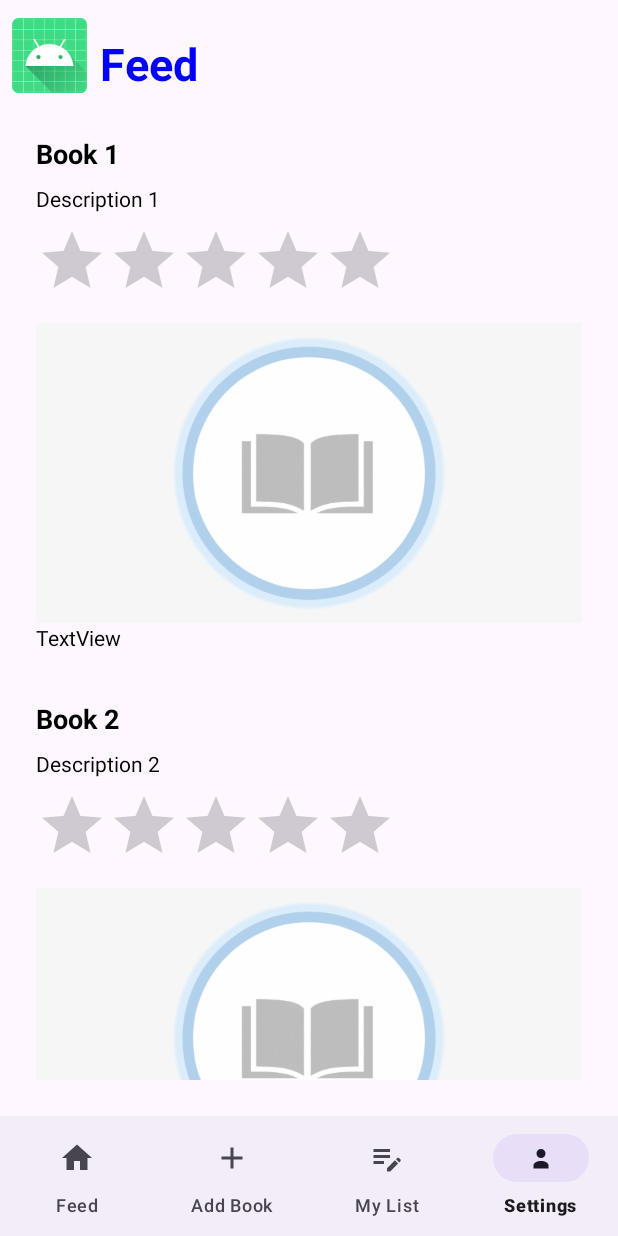
After one commit to DolevNoa/Bookworm, an Android app: the FeedFragment screen opened through its navigation route, on a phone screen of 412 x 824 dp. The commit adds this screen. Run offline under Robolectric (Android 15) with nearby library versions, the light colour scheme and no system bars; our stand-ins replace Firebase (no records; nobody signed in at launch, a user with empty details on screens opened directly), data binding, navigation-ui; pictures from the network do not load; 2 statements that could not run were skipped.

Commit message:
-added book post class -added feed adapter -added feed fragment -added a place holder photo in case of missing content -updated the nav graph to have the feed fragment as well

```diff
--- /dev/null
+++ b/app/src/main/java/com/example/bookworm/adapters/FeedAdapter.kt
@@ -0,0 +1,45 @@
+package com.example.bookworm.adapters
+
+import android.view.LayoutInflater
+import android.view.View
+import android.view.ViewGroup
+import android.widget.ImageView
+import android.widget.TextView
+import androidx.recyclerview.widget.RecyclerView
+import com.bumptech.glide.Glide
+import com.example.bookworm.R
+import com.example.bookworm.models.BookPost
+
+class FeedAdapter(private val bookPosts: List<BookPost>) : RecyclerView.Adapter<FeedAdapter.BookPostViewHolder>() {
+
+    override fun onCreateViewHolder(parent: ViewGroup, viewType: Int): BookPostViewHolder {
+        val view = LayoutInflater.from(parent.context).inflate(R.layout.fragment_book_post, parent, false)
+        return BookPostViewHolder(view)
+    }
+
+    override fun onBindViewHolder(holder: BookPostViewHolder, position: Int) {
+        val bookPost = bookPosts[position]
+        holder.bind(bookPost)
+    }
+
+    override fun getItemCount(): Int = bookPosts.size
+
+    class BookPostViewHolder(itemView: View) : RecyclerView.ViewHolder(itemView) {
+        private val titleView: TextView = itemView.findViewById(R.id.postTitle)
+        private val ratingView: TextView = itemView.findViewById(R.id.postRating)
+        private val descView: TextView = itemView.findViewById(R.id.postDescription)
+        private val imageView: ImageView = itemView.findViewById(R.id.postImage)
+
+        fun bind(bookPost: BookPost) {
+            titleView.text = bookPost.title
+            ratingView.text = bookPost.rating.toString()
+            descView.text = bookPost.desc
+
+            // Load image using Glide
+            Glide.with(itemView.context)
+                .load(bookPost.image) // URL or resource ID
+                .placeholder(R.drawable.placeholder_book_image) // Optional placeholder
+                .into(imageView)
+        }
+    }
+}
--- /dev/null
+++ b/app/src/main/java/com/example/bookworm/models/BookPost.kt
@@ -0,0 +1,12 @@
+package com.example.bookworm.models
+
+class BookPost(
+    public val title: String,
+    public val rating: Int,
+    public val desc: String,
+    public val image: String,
+    public val createdDate: String,
+    public val username: String
+) {
+
+}
--- /dev/null
+++ b/app/src/main/java/com/example/bookworm/ui/feed/FeedFragment.kt
@@ -0,0 +1,40 @@
+package com.example.bookworm.ui.feed
+
+import android.os.Bundle
+import android.view.LayoutInflater
+import android.view.View
+import android.view.ViewGroup
+import androidx.fragment.app.Fragment
+import androidx.recyclerview.widget.LinearLayoutManager
+import androidx.recyclerview.widget.RecyclerView
+import com.example.bookworm.R
+import com.example.bookworm.adapters.FeedAdapter
+import com.example.bookworm.models.BookPost
+
+class FeedFragment : Fragment() {
+
+    private lateinit var recyclerView: RecyclerView
+    private lateinit var feedAdapter: FeedAdapter
+
+    override fun onCreateView(
+        inflater: LayoutInflater, container: ViewGroup?,
+        savedInstanceState: Bundle?
+    ): View? {
+        val view = inflater.inflate(R.layout.fragment_feed, container, false)
+
+        recyclerView = view.findViewById(R.id.recyclerFeed)
+        recyclerView.layoutManager = LinearLayoutManager(context)
+
+        // Create a sample list of BookPost items
+        val bookPosts = listOf(
+            BookPost("Book 1", 5, "Description 1", "https://example.com/image1.jpg", "2024-08-12", "User1"),
+            BookPost("Book 2", 4, "Description 2", "https://example.com/image2.jpg", "2024-08-12", "User2")
+            // Add more BookPost items with images here
+        )
+
+        feedAdapter = FeedAdapter(bookPosts)
+        recyclerView.adapter = feedAdapter
+
+        return view
+    }
+}
--- a/app/src/main/res/layout/fragment_book_post.xml
+++ b/app/src/main/res/layout/fragment_book_post.xml
@@ -45,5 +45,11 @@
             android:scaleType="centerCrop"
             android:layout_marginTop="8dp"/>
 
+        <TextView
+            android:id="@+id/CreatedDate"
+            android:layout_width="match_parent"
+            android:layout_height="wrap_content"
+            android:text="TextView"
+            android:textColor="@color/black"/>
     </LinearLayout>
 </layout>
--- a/app/src/main/res/navigation/nav_graph.xml
+++ b/app/src/main/res/navigation/nav_graph.xml
@@ -47,4 +47,15 @@
             android:id="@+id/action_settingsFragment_to_loginFragment"
             app:destination="@id/loginFragment" />
     </fragment>
+    <fragment
+        android:id="@+id/FeedFragment"
+        android:name="com.example.bookworm.ui.feed.FeedFragment"
+        android:label="fragment_feed"
+        tools:layout="@layout/fragment_feed" >
+        <action
+            android:id="@+id/action_userNewsFragment_to_feedFragment"
+            app:destination="@id/FeedFragment" />
+</fragment>
+
+
 </navigation>
```
Also changed, not shown: app/src/main/java/com/example/bookworm/MainActivity.kt (line endings or trailing spaces), app/src/main/res/drawable/placeholder_book_image.png (added).
